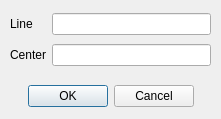
Old version of the form isstools/dialogs/UpdatePiezoDialog.ui in the repository NSLS-II-ISS/isstools.
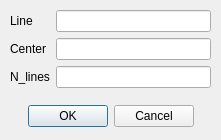
New version of the form.

Commit message: Updated piezo feedback to check 5 lines instead of one from the camera

Diff of the .ui file:
```diff
--- a/isstools/dialogs/UpdatePiezoDialog.ui
+++ b/isstools/dialogs/UpdatePiezoDialog.ui
@@ -7,7 +7,7 @@
     <x>0</x>
     <y>0</y>
     <width>221</width>
-    <height>119</height>
+    <height>140</height>
    </rect>
   </property>
   <property name="windowTitle">
@@ -17,7 +17,7 @@
    <property name="geometry">
     <rect>
      <x>10</x>
-     <y>80</y>
+     <y>100</y>
      <width>201</width>
      <height>32</height>
     </rect>
@@ -38,7 +38,7 @@
      <x>10</x>
      <y>10</y>
      <width>201</width>
-     <height>61</height>
+     <height>81</height>
     </rect>
    </property>
    <layout class="QGridLayout" name="gridLayout">
@@ -62,6 +62,16 @@
     <item row="1" column="1">
      <widget class="QLineEdit" name="lineEdit_2"/>
     </item>
+    <item row="2" column="0">
+     <widget class="QLabel" name="label_6">
+      <property name="text">
+       <string>N_lines</string>
+      </property>
+     </widget>
+    </item>
+    <item row="2" column="1">
+     <widget class="QLineEdit" name="lineEdit_3"/>
+    </item>
    </layout>
   </widget>
  </widget>
```
Left out of the diff: 6 changed lines with no effect on the pictures. The commit also changes 2 other files.
